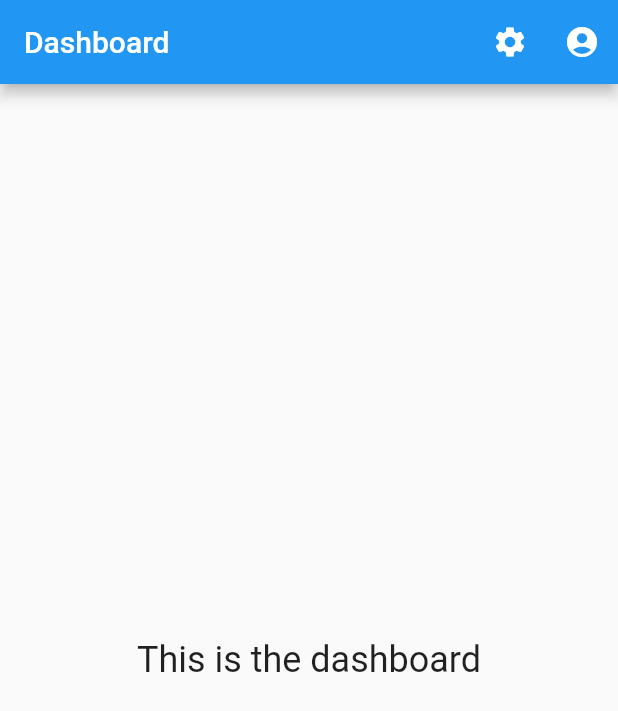
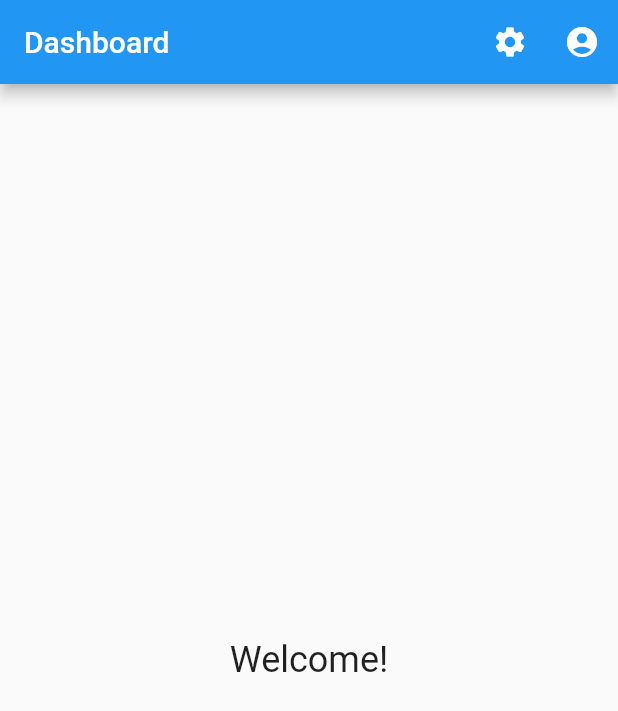
Before and after one commit to rjjfajardo/Mobile, a Flutter app: the screen it shows after launch, after a tap on "Login", on a phone screen of 412 x 824 dp. Shown: the top 711 px of the screen. Run offline on Flutter 3.47's test engine with Material 2 defaults, Android fonts, the phone set to English and light mode, and no system bars.

Commit message:
image asset fixed

```diff
--- a/lib/main.dart
+++ b/lib/main.dart
@@ -4,13 +4,15 @@ import 'screens/login.dart';
 void main() => runApp(MyApp());
 
 class MyApp extends StatelessWidget {
+  //root widget
   @override
   Widget build(BuildContext context) {
     return MaterialApp(
       debugShowCheckedModeBanner: false,
-      title: 'Flutter Demo',
+      title: 'Mobile Dev Quiz App',
       theme: ThemeData(
-        primarySwatch: Colors.blue,
+        primarySwatch: Colors.deepOrange,
+        visualDensity: VisualDensity.adaptivePlatformDensity,
       ),
       home: LoginPage(),
     );
--- a/lib/screens/dashboard.dart
+++ b/lib/screens/dashboard.dart
@@ -89,7 +89,7 @@ class MyStatelessWidget extends StatelessWidget {
       ),
       body: const Center(
         child: Text(
-          'This is the dashboard',
+          'Welcome!',
           style: TextStyle(fontSize: 24),
         ),
       ),
--- a/pubspec.yaml
+++ b/pubspec.yaml
@@ -46,8 +46,8 @@ flutter:
   uses-material-design: true
 
   # To add assets to your application, add an assets section, like this:
-  # assets:
-  #   - images/a_dot_burr.jpeg
+  assets:
+  - assets/images/
   #   - images/a_dot_ham.jpeg
 
   # An image asset can refer to one or more resolution-specific "variants", see
```
